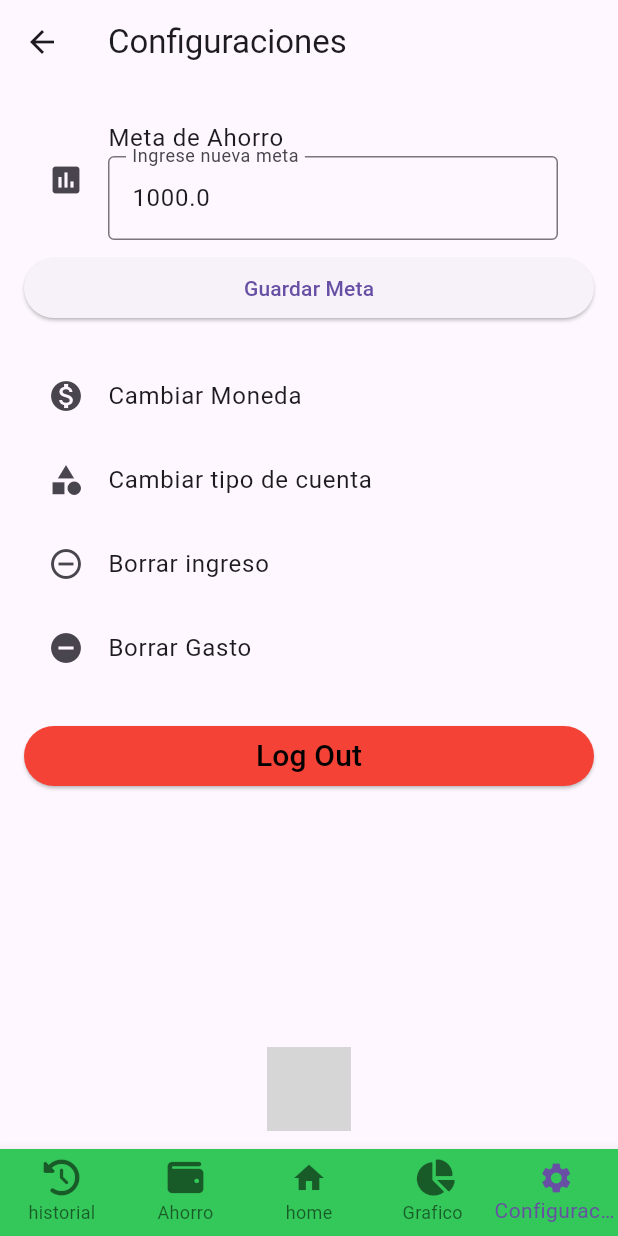
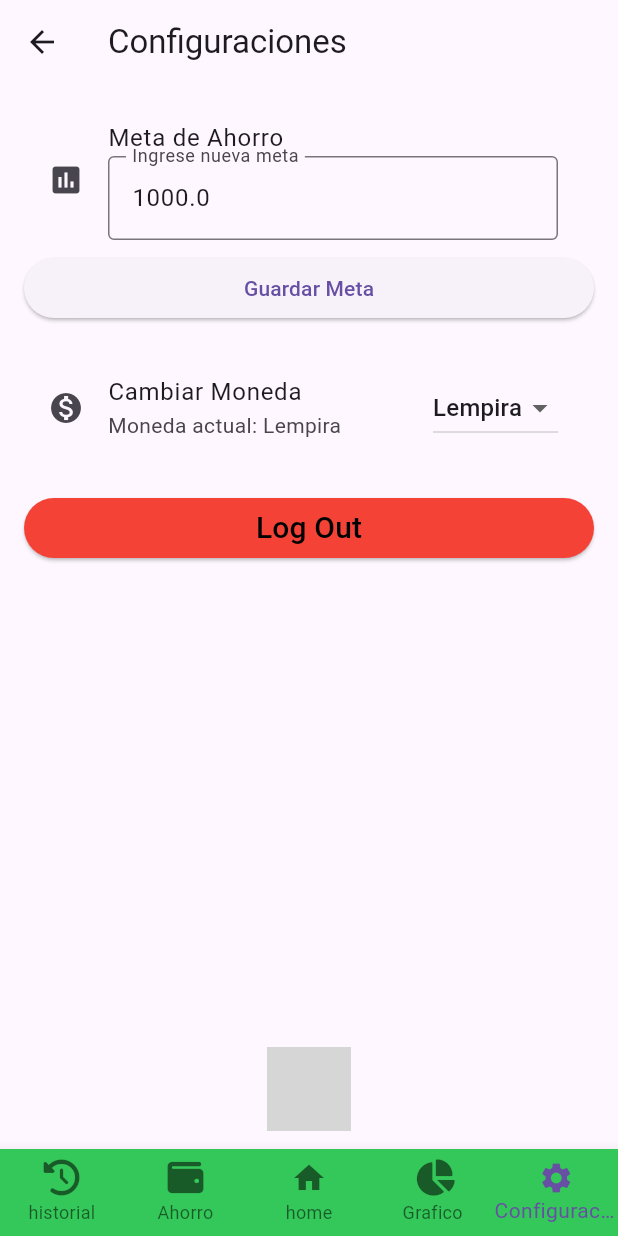
Before and after one commit to acarias11/Proyecto_Lenguajes, a Flutter app: the InicioPage screen opened by its route, item 5 of the bottom bar chosen, after a tap on "Guardar Meta", on a phone screen of 412 x 824 dp. Run offline on Flutter 3.47's test engine with Material 3 defaults, Android fonts, the phone set to English and light mode, and no system bars; our stand-ins replace email_validator, fl_chart, font_awesome_flutter, get, liquid_progress_indicator_v2, shared_preferences and 1 more; missing offline and left inert: animated_floating_buttons, water_bottle; accounts and stored records are empty; grey boxes are pictures that could not be loaded.

Commit message:
Correcciones en el home page y agregado de la moneda que se cambia desde configuraciones page

```diff
--- a/app_ahorro/lib/home_page.dart
+++ b/app_ahorro/lib/home_page.dart
@@ -1,21 +1,23 @@
 import 'package:app_ahorro/widgets/grafico_circular.dart';
 import 'package:flutter/material.dart';
 import 'package:app_ahorro/Base%20De%20Datos/db_helper.dart';
-import 'package:app_ahorro/Base De Datos/ingreso.dart';
+import 'package:app_ahorro/Base%20De%20Datos/ingreso.dart';
 import 'Base De Datos/gasto.dart';
 import 'package:app_ahorro/widgets/graph.dart';
 import 'widgets/grafico_gastos.dart';
+import 'package:shared_preferences/shared_preferences.dart';
+
 class HomePage extends StatefulWidget {
   HomePage({super.key});
-
 
   @override
   State<HomePage> createState() => _HomePageState();
 }
 
 class _HomePageState extends State<HomePage> {
+  String _selectedCurrency = '';
+
   List<Ingreso> _ingreso = [];
-
   List<Gasto> _gastos = [];
 
   @override
@@ -23,13 +25,21 @@ class _HomePageState extends State<HomePage> {
     super.initState();
     _loadIngreso();
     _loadGastos();
+    _loadSelectedCurrency();
+  }
+
+  Future<void> _loadSelectedCurrency() async {
+    SharedPreferences prefs = await SharedPreferences.getInstance();
+    setState(() {
+      _selectedCurrency = prefs.getString('currency') ?? '';
+    });
   }
 
   Future<void> _loadIngreso() async {
     try {
-      final ingreso = await DBHelper.queryIngresos();
+      final ingresos = await DBHelper.queryIngresos();
       setState(() {
-        _ingreso = ingreso;
+        _ingreso = ingresos;
       });
     } catch (e) {
       print('Error al cargar ingresos: $e');
@@ -62,10 +72,10 @@ class _HomePageState extends State<HomePage> {
     try {
       await DBHelper.deleteGasto(id);
       setState(() {
-        _gastos.removeWhere((gastos) => gastos.id == id);
+        _gastos.removeWhere((gasto) => gasto.id == id);
       });
     } catch (e) {
-      print('Error al eliminar gastos: $e');
+      print('Error al eliminar gasto: $e');
     }
   }
 
@@ -80,16 +90,17 @@ class _HomePageState extends State<HomePage> {
               const SizedBox(height: 50.0),
               const SingleChildScrollView(
                 scrollDirection: Axis.horizontal,
-                child:  Row(
+                child: Row(
                   children: [
                     SizedBox(
                       height: 250,
                       width: 400,
-                      child:PieChartSample2()
+                      child: PieChartSample2(),
                     ),
                     SizedBox(
                       height: 200,
-                      width: 350,                      child: LineChartWidget(
+                      width: 350,
+                      child: LineChartWidget(
                         gradientColor1: Color.fromARGB(255, 26, 171, 13),
                         gradientColor2: Color.fromARGB(255, 105, 168, 110),
                         gradientColor3: Color.fromARGB(255, 57, 103, 52),
@@ -99,25 +110,26 @@ class _HomePageState extends State<HomePage> {
                     SizedBox(
                       height: 200,
                       width: 300,
-                     child: LineChartGastosWidget(gradientColor1: Color.fromARGB(255, 212, 5, 5),
+                      child: LineChartGastosWidget(
+                        gradientColor1: Color.fromARGB(255, 212, 5, 5),
                         gradientColor2: Color.fromARGB(255, 218, 107, 79),
                         gradientColor3: Color.fromARGB(255, 240, 143, 16),
-                        indicatorStrokeColor: Color.fromARGB(255, 0, 0, 0),)
+                        indicatorStrokeColor: Color.fromARGB(255, 0, 0, 0),
+                      ),
                     ),
                   ],
                 ),
               ),
-
               // Lista de ingresos
               ListView.builder(
                 shrinkWrap: true,
                 physics: const NeverScrollableScrollPhysics(),
                 itemCount: _ingreso.length,
                 itemBuilder: (context, index) {
-                  final ingresos = _ingreso[index];
-                  Color cardColor = ingresos.monto > 900
+                  final ingreso = _ingreso[index];
+                  Color cardColor = ingreso.monto > 900
                       ? Colors.green[900]!
-                      : (Colors.green[ingresos.monto.truncate() % 1000] ?? Colors.green);
+                      : (Colors.green[ingreso.monto.truncate() % 1000] ?? Colors.green);
 
                   return Card(
                     color: cardColor,
@@ -129,27 +141,28 @@ class _HomePageState extends State<HomePage> {
                     child: ListTile(
                       contentPadding: const EdgeInsets.all(10.0),
                       title: Text(
-                        'Ingreso: ${ingresos.descripcion} \t${ingresos.monto}',
+                        'Ingreso: ${ingreso.descripcion} \t$_selectedCurrency${ingreso.monto}',
                         style: const TextStyle(fontWeight: FontWeight.bold),
                       ),
                       trailing: IconButton(
                         icon: const Icon(Icons.delete, color: Colors.red),
-                        onPressed: () => _deleteIngreso(ingresos.id!),
+                        onPressed: () => _deleteIngreso(ingreso.id!),
                       ),
                     ),
                   );
                 },
               ),
-
+              // Lista de gastos
               ListView.builder(
                 shrinkWrap: true,
                 physics: const NeverScrollableScrollPhysics(),
                 itemCount: _gastos.length,
                 itemBuilder: (context, index) {
-                  final gastos = _gastos[index];
-                  Color cardColor = gastos.monto > 900
+                  final gasto = _gastos[index];
+                  Color cardColor = gasto.monto > 900
                       ? Colors.red[900]!
-                      : (Colors.red[gastos.monto.truncate() % 1000] ?? Colors.red);
+                      : (Colors.red[gasto.monto.truncate() % 1000] ?? Colors.red);
+
                   return Card(
                     color: cardColor,
                     margin: const EdgeInsets.symmetric(vertical: 8.0),
@@ -160,12 +173,12 @@ class _HomePageState extends State<HomePage> {
                     child: ListTile(
                       contentPadding: const EdgeInsets.all(10.0),
                       title: Text(
-                        'Gasto: ${gastos.descripcion} \t${gastos.monto}',
+                        'Gasto: ${gasto.descripcion} \t$_selectedCurrency${gasto.monto}',
                         style: const TextStyle(fontWeight: FontWeight.bold),
                       ),
                       trailing: IconButton(
                         icon: const Icon(Icons.delete, color: Colors.green),
-                        onPressed: () => _deleteGastos(gastos.id!),
+                        onPressed: () => _deleteGastos(gasto.id!),
                       ),
                     ),
                   );
--- a/app_ahorro/lib/inicio_page.dart
+++ b/app_ahorro/lib/inicio_page.dart
@@ -1,6 +1,7 @@
 import 'package:app_ahorro/ahorro_page.dart';
 import 'package:app_ahorro/historial_page.dart';
 import 'package:app_ahorro/widgets/configuraciones_page.dart';
+import 'package:app_ahorro/widgets/graficos_page.dart';
 import 'package:app_ahorro/widgets/graph.dart';
 import 'package:app_ahorro/home_page.dart';
 import 'package:app_ahorro/widgets/screens/agregar_ahorro_screen.dart';
@@ -83,8 +84,7 @@ Widget float3() {
            HistorialPage(),
            AhorroPage(),
            HomePage(),
-           LineChartWidget(gradientColor1: AppColors.contentColorOrange, gradientColor2: AppColors.contentColorPink,
-           gradientColor3: AppColors.contentColorPurple, indicatorStrokeColor: AppColors.contentColorYellow,),
+           UnidosGraficosPage(),
            SettingsScreen(),
         ],
       ),
--- a/app_ahorro/lib/widgets/configuraciones_page.dart
+++ b/app_ahorro/lib/widgets/configuraciones_page.dart
@@ -11,11 +11,19 @@ class SettingsScreen extends StatefulWidget {
 class _SettingsScreenState extends State<SettingsScreen> {
   final TextEditingController _goalController = TextEditingController();
   double _goal = 1000.0;
+  String? _selectedCurrency;
+  final List<String> _currencySymbols = ['L', '\$', '€']; // Simbolos de moneda
+  final Map<String, String> _currencyNames = {
+    'L': 'Lempira',
+    '\$': 'Dólar',
+    '€': 'Euro',
+  };
 
   @override
   void initState() {
     super.initState();
     _loadGoal();
+    _loadCurrency();
   }
 
   Future<void> _loadGoal() async {
@@ -31,6 +39,21 @@ class _SettingsScreenState extends State<SettingsScreen> {
     setState(() {
       _goal = double.tryParse(_goalController.text) ?? _goal;
       prefs.setDouble('goal', _goal);
+    });
+  }
+
+  Future<void> _loadCurrency() async {
+    final prefs = await SharedPreferences.getInstance();
+    setState(() {
+      _selectedCurrency = prefs.getString('currency') ?? _currencySymbols.first;
+    });
+  }
+
+  Future<void> _changeCurrency(String newCurrency) async {
+    final prefs = await SharedPreferences.getInstance();
+    setState(() {
+      _selectedCurrency = newCurrency;
+      prefs.setString('currency', newCurrency);
     });
   }
 
@@ -61,44 +84,47 @@ class _SettingsScreenState extends State<SettingsScreen> {
             child: const Text('Guardar Meta'),
           ),
           const SizedBox(height: 20),
+
+          // Cambiar Moneda
           ListTile(
             title: const Text('Cambiar Moneda'),
             leading: const Icon(Icons.monetization_on),
-            onTap: () {
-              // Navegar a cambiar moneda
-            },
+            subtitle: _selectedCurrency != null
+              ? Text('Moneda actual: ${_currencyNames[_selectedCurrency!]}')
+              : const Text('Cargando...'),
+            trailing: DropdownButton<String>(
+              value: _selectedCurrency,
+              items: _currencySymbols.map((String symbol) {
+                return DropdownMenuItem<String>(
+                  value: symbol,
+                  child: Text(_currencyNames[symbol]!),
+                );
+              }).toList(),
+              onChanged: (String? newValue) {
+                if (newValue != null) {
+                  _changeCurrency(newValue);
+                }
+              },
+            ),
           ),
-          ListTile(
-            title: const Text('Cambiar tipo de cuenta'),
-            leading: const Icon(Icons.category),
-            onTap: () {
-              // Navegar a cambiar tipo de cuenta
-            },
-          ),
-          ListTile(
-            title: const Text('Borrar ingreso'),
-            leading: const Icon(Icons.remove_circle_outline),
-            onTap: () {
-              // Navegar a borrar ingreso
-            },
-          ),
-          ListTile(
-            title: const Text('Borrar Gasto'),
-            leading: const Icon(Icons.remove_circle),
-            onTap: () {
-              // Navegar a borrar gasto
-            },
-          ),
+
           const SizedBox(height: 20),
+
+          // Log Out
           ElevatedButton(
             onPressed: () {
               ScaffoldMessenger.of(context).showSnackBar(
                 const SnackBar(content: Text('Logged out')),
               );
-              Navigator.of(context).pop('/login');
+              Navigator.of(context).pop('/');
             },
-            child: const Text('Log Out', style: TextStyle(fontSize: 20, color: Colors.black),),
-            style: ElevatedButton.styleFrom(backgroundColor: Colors.red),
+            style: ElevatedButton.styleFrom(
+              backgroundColor: Colors.red,
+            ),
+            child: const Text(
+              'Log Out',
+              style: TextStyle(fontSize: 20, color: Colors.black),
+            ),
           ),
         ],
       ),
```
Lines whose indentation alone changed are shown as unchanged.
